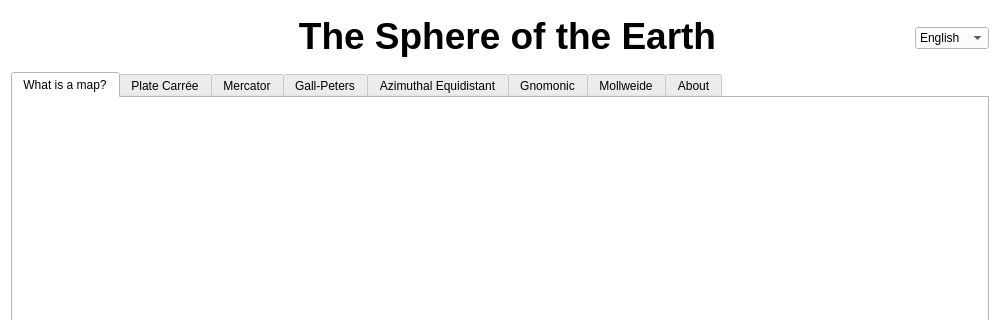
Before: the Qt Designer form Program/soe.ui in danielramosg/sphereofearth, drawn with Qt 5; both pictures show x 0 to 1000 and y 0 to 320 of the 1000 by 741 pixel window.
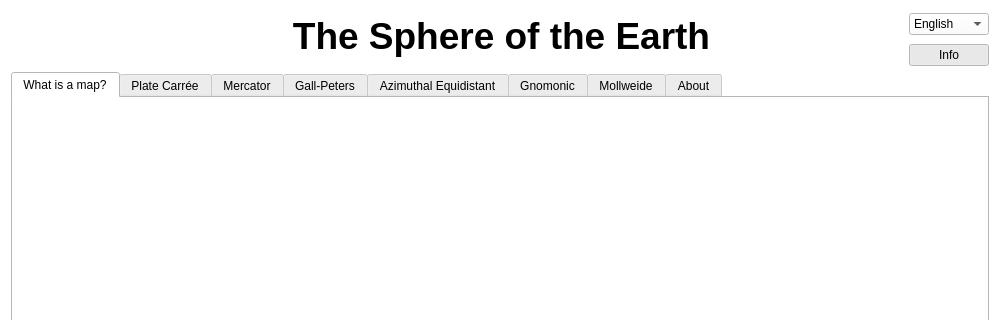
After: the same form once the commit is applied. Icons and pictures are not drawn.

Commit message: Info button to hide/show texts.

```diff
--- a/Program/soe.ui
+++ b/Program/soe.ui
@@ -434,10 +434,10 @@
   <property name="windowTitle">
    <string>The Sphere of the Earth</string>
   </property>
-  <layout class="QVBoxLayout" name="verticalLayout">
+  <layout class="QHBoxLayout" name="horizontalLayout">
    <item>
     <layout class="QGridLayout" name="gridLayout_2">
-     <item row="0" column="1">
+     <item row="0" column="0">
       <spacer name="horizontalSpacer_5">
        <property name="orientation">
         <enum>Qt::Horizontal</enum>
@@ -453,7 +453,75 @@
        </property>
       </spacer>
      </item>
-     <item row="1" column="0" colspan="4">
+     <item row="0" column="1" rowspan="2">
+      <widget class="QTextEdit" name="textEdit_2">
+       <property name="sizePolicy">
+        <sizepolicy hsizetype="Expanding" vsizetype="Expanding">
+         <horstretch>0</horstretch>
+         <verstretch>0</verstretch>
+        </sizepolicy>
+       </property>
+       <property name="minimumSize">
+        <size>
+         <width>0</width>
+         <height>55</height>
+        </size>
+       </property>
+       <property name="maximumSize">
+        <size>
+         <width>16777215</width>
+         <height>55</height>
+        </size>
+       </property>
+       <property name="frameShape">
+        <enum>QFrame::NoFrame</enum>
+       </property>
+       <property name="readOnly">
+        <bool>true</bool>
+       </property>
+       <property name="html">
+        <string>&lt;!DOCTYPE HTML PUBLIC &quot;-//W3C//DTD HTML 4.0//EN&quot; &quot;http://www.w3.org/TR/REC-html40/strict.dtd&quot;&gt;
+&lt;html&gt;&lt;head&gt;&lt;meta name=&quot;qrichtext&quot; content=&quot;1&quot; /&gt;&lt;style type=&quot;text/css&quot;&gt;
+p, li { white-space: pre-wrap; }
+&lt;/style&gt;&lt;/head&gt;&lt;body style=&quot; font-family:'Ubuntu'; font-size:11pt; font-weight:400; font-style:normal;&quot;&gt;
+&lt;p align=&quot;center&quot; style=&quot; margin-top:18px; margin-bottom:12px; margin-left:0px; margin-right:0px; -qt-block-indent:0; text-indent:0px;&quot;&gt;&lt;span style=&quot; font-size:28pt; font-weight:600;&quot;&gt;The Sphere of the Earth&lt;/span&gt;&lt;/p&gt;&lt;/body&gt;&lt;/html&gt;</string>
+       </property>
+       <property name="textInteractionFlags">
+        <set>Qt::NoTextInteraction</set>
+       </property>
+      </widget>
+     </item>
+     <item row="0" column="2">
+      <widget class="QComboBox" name="langbox">
+       <property name="currentIndex">
+        <number>0</number>
+       </property>
+       <item>
+        <property name="text">
+         <string>English</string>
+        </property>
+       </item>
+       <item>
+        <property name="text">
+         <string>Español</string>
+        </property>
+       </item>
+      </widget>
+     </item>
+     <item row="1" column="2">
+      <widget class="QPushButton" name="infobutton">
+       <property name="text">
+        <string>Info</string>
+       </property>
+       <property name="checkable">
+        <bool>true</bool>
+       </property>
+       <property name="checked">
+        <bool>true</bool>
+       </property>
+      </widget>
+     </item>
+     <item row="2" column="0" colspan="3">
       <widget class="QTabWidget" name="tabWidget">
        <property name="autoFillBackground">
         <bool>true</bool>
@@ -868,55 +936,6 @@
        </widget>
       </widget>
      </item>
-     <item row="0" column="3">
-      <widget class="QComboBox" name="langbox">
-       <property name="currentIndex">
-        <number>0</number>
-       </property>
-       <item>
-        <property name="text">
-         <string>English</string>
-        </property>
-       </item>
-       <item>
-        <property name="text">
-         <string>Español</string>
-        </property>
-       </item>
-      </widget>
-     </item>
-     <item row="0" column="2">
-      <widget class="QTextEdit" name="textEdit_2">
-       <property name="sizePolicy">
-        <sizepolicy hsizetype="Expanding" vsizetype="Expanding">
-         <horstretch>0</horstretch>
-         <verstretch>0</verstretch>
-        </sizepolicy>
-       </property>
-       <property name="minimumSize">
-        <size>
-         <width>0</width>
-         <height>55</height>
-        </size>
-       </property>
-       <property name="maximumSize">
-        <size>
-         <width>16777215</width>
-         <height>55</height>
-        </size>
-       </property>
-       <property name="frameShape">
-        <enum>QFrame::NoFrame</enum>
-       </property>
-       <property name="html">
-        <string>&lt;!DOCTYPE HTML PUBLIC &quot;-//W3C//DTD HTML 4.0//EN&quot; &quot;http://www.w3.org/TR/REC-html40/strict.dtd&quot;&gt;
-&lt;html&gt;&lt;head&gt;&lt;meta name=&quot;qrichtext&quot; content=&quot;1&quot; /&gt;&lt;style type=&quot;text/css&quot;&gt;
-p, li { white-space: pre-wrap; }
-&lt;/style&gt;&lt;/head&gt;&lt;body style=&quot; font-family:'Ubuntu'; font-size:11pt; font-weight:400; font-style:normal;&quot;&gt;
-&lt;p align=&quot;center&quot; style=&quot; margin-top:18px; margin-bottom:12px; margin-left:0px; margin-right:0px; -qt-block-indent:0; text-indent:0px;&quot;&gt;&lt;span style=&quot; font-size:28pt; font-weight:600;&quot;&gt;The Sphere of the Earth&lt;/span&gt;&lt;/p&gt;&lt;/body&gt;&lt;/html&gt;</string>
-       </property>
-      </widget>
-     </item>
     </layout>
    </item>
   </layout>
```
The commit also changes 2 other files.
